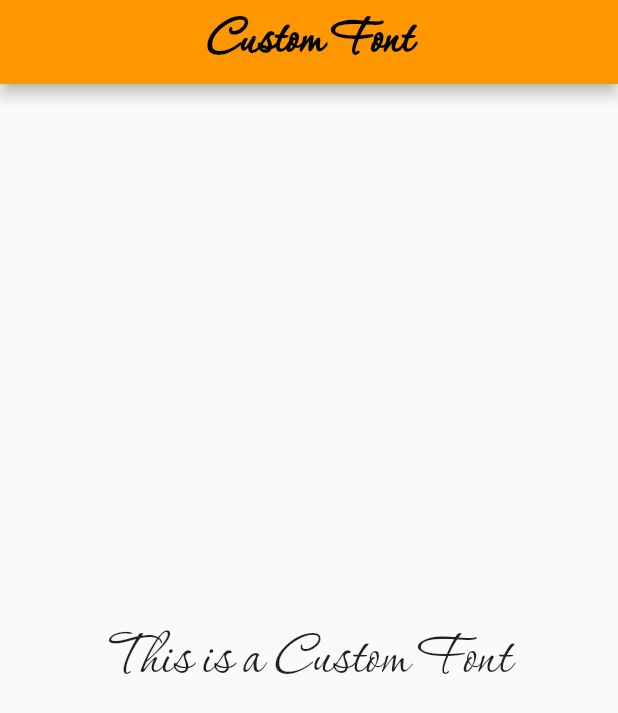
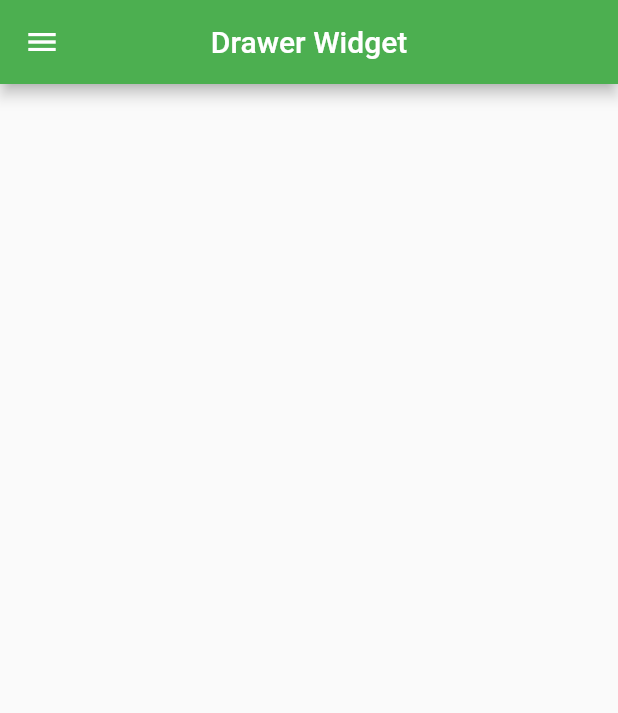
Before and after one commit to bzamanbd/my_flutter_study, a Flutter app: the screen it shows after launch, on a phone screen of 412 x 824 dp. Shown: the top 713 px of the screen. Run offline on Flutter 3.47's test engine with Material 2 defaults, Android fonts, the phone set to English and light mode, and no system bars.

Commit message:
done_final

```diff
--- a/lib/main.dart
+++ b/lib/main.dart
@@ -1,9 +1,8 @@
 import 'package:flutter/material.dart';
-
 import 'pages/home_page.dart';
 void main()=>runApp(const MyApp());
 class MyApp extends StatelessWidget {
-  final String title='Custom Font';
+  final String title='Drawer Widget';
   const MyApp({Key? key}) : super(key: key);
 
   @override
@@ -12,7 +11,7 @@ class MyApp extends StatelessWidget {
       debugShowCheckedModeBanner: false,
       title: title,
       theme: ThemeData(
-        primarySwatch: Colors.orange
+        primarySwatch: Colors.green
       ),
       // routes: ,
       // initialRoute: ,
--- a/lib/pages/home_page.dart
+++ b/lib/pages/home_page.dart
@@ -1,4 +1,6 @@
 import 'package:flutter/material.dart';
+import '/pages/page_one.dart';
+import '/pages/page_two.dart';
 class HomePage extends StatefulWidget {
   final String title;
   const HomePage({Key? key,required this.title}) : super(key: key);
@@ -10,27 +12,71 @@ class HomePage extends StatefulWidget {
 class _HomePageState extends State<HomePage> {
   @override
   Widget build(BuildContext context) {
+    Size size = MediaQuery.of(context).size;
     return Scaffold(
-      appBar: AppBar(
-        title: Text(widget.title,
-        style: const TextStyle(
-          fontFamily: 'Corinthia',
-          fontSize: 40.0,
-          fontWeight: FontWeight.bold,
-        ),
-        ),
+      appBar:AppBar(
+        title: Text(widget.title),
         centerTitle: true,
       ),
-      // drawer: ,
-      // bottomNavigationBar: ,
-      // bottomSheet: ,
-      // floatingActionButton: ,
-      body: const Center(
-        child: Text('This is a Custom Font',
-        style: TextStyle(
-          fontSize: 46.0,
-          fontFamily: 'Corinthia',
-        ),
+      drawer: Drawer(
+        child: ListView(
+          padding: EdgeInsets.zero,
+          children: [
+            DrawerHeader(
+              decoration: BoxDecoration(
+                color: Colors.green[400],
+              ),
+              child: Column(
+                mainAxisAlignment: MainAxisAlignment.center,
+                crossAxisAlignment: CrossAxisAlignment.center,
+                children: [
+                  const Image(image: AssetImage('assets/images/Logo.png',),
+                  // height: 100,
+                  // width: 100,
+                  alignment: Alignment.center,
+                  ),
+                  SizedBox(height: size.height / 300,),
+                  const Text('My Cat',
+                  style: TextStyle(
+                    fontSize: 18.0,
+                    fontWeight: FontWeight.w800,
+                    color: Colors.black
+                  ),
+                  ),
+                  const Text('user@gmial.com',
+                  style: TextStyle(
+                    color: Colors.brown,
+                  ),
+                  )
+                ],
+              )
+              ),
+            ListTile(
+              leading: const Icon(Icons.menu_book),
+              title: const Text('Page One'),
+              trailing: const Icon(Icons.arrow_right),
+              onTap: (){
+                Navigator.push(context, MaterialPageRoute(builder: (cntx)=>const PageOne(title: 'PageOne')));
+              },
+            ),
+
+            ListTile(
+              leading: const Icon(Icons.menu_book),
+              title: const Text('Page Two'),
+              trailing: const Icon(Icons.arrow_right),
+              onTap: (){
+                Navigator.push(context, MaterialPageRoute(builder: (cnt)=> const PageTwo(title:'Page Two')));
+              },
+
+            ),
+            ListTile(
+              leading: const Icon(Icons.menu_book),
+              title: const Text('Page Three'),
+              trailing: const Icon(Icons.arrow_right),
+              onTap: (){},
+            ),
+
+          ],
         ),
       ),
     );
```
Also changed, not shown: lib/pages/page_one.dart (added, +18 -0 lines), lib/pages/page_two.dart (added, +18 -0 lines).
